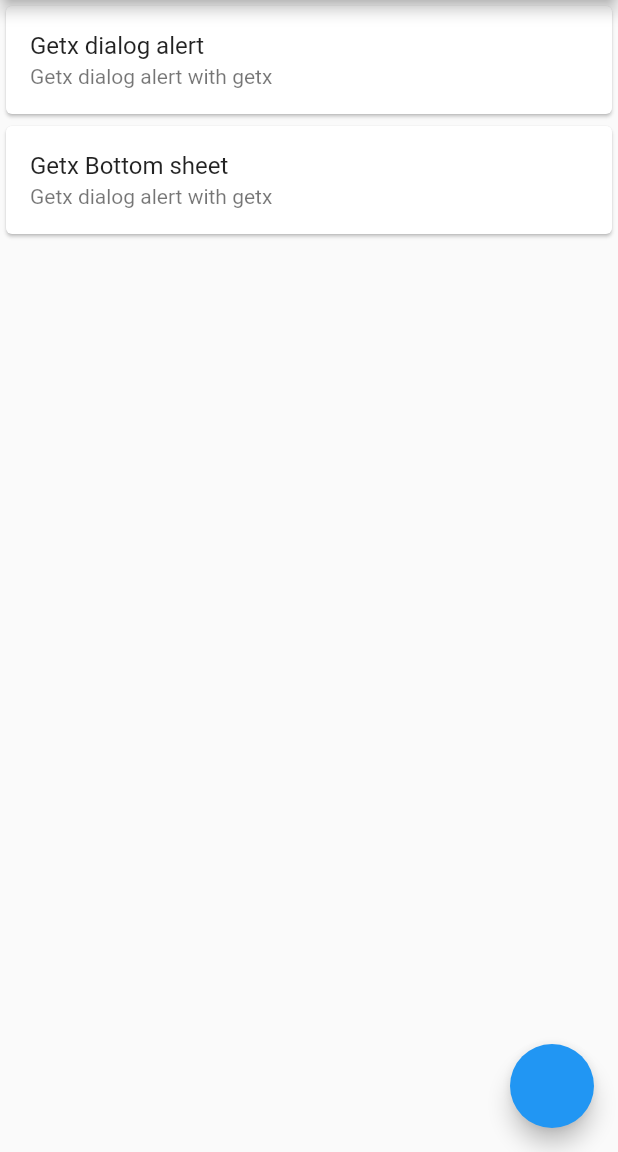
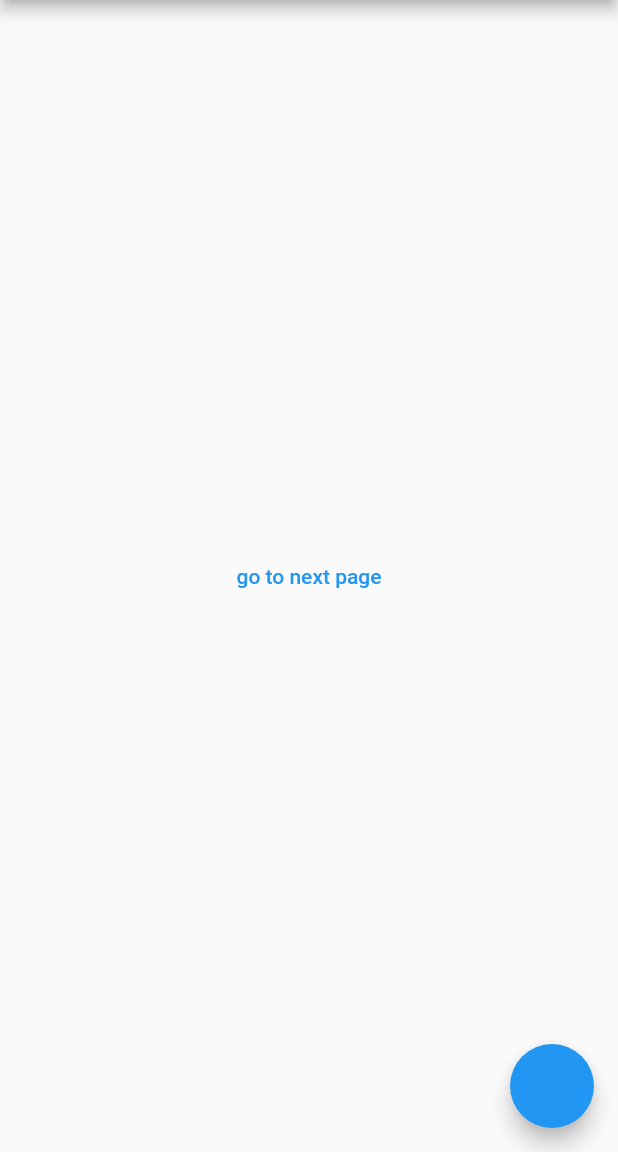
Before and after one commit to zengchanghuan/getx_demo, a Flutter app: the screen it shows after launch, on a phone screen of 412 x 824 dp, the part 84-1236 px from its top. Run offline on Flutter 3.47's test engine with Material 2 defaults, Android fonts, the phone set to English and light mode, and no system bars; our stand-ins replace get.

Commit message:
add getX Routes

```diff
--- a/lib/home_screen.dart
+++ b/lib/home_screen.dart
@@ -1,6 +1,7 @@
 import 'package:flutter/material.dart';
 import 'package:get/route_manager.dart';
 import 'package:get/utils.dart';
+import 'package:getx_demo/screen_one.dart';
 
 class HomeScreen extends StatefulWidget {
   const HomeScreen({super.key});
@@ -16,6 +17,21 @@ class _HomeScreenState extends State<HomeScreen> {
       appBar: AppBar(
         title: const Text('getx demo'),
       ),
+      body: Column(
+        mainAxisAlignment: MainAxisAlignment.center,
+        crossAxisAlignment: CrossAxisAlignment.center,
+        children: [
+          Center(child: TextButton(onPressed: () {
+            // Get.to(const ScreenOne(name: 'tristan',));
+            Get.toNamed('/screenOne',arguments: [
+              'tristan',
+              'May',
+            ]);
+          }, child: const Text('go to next page'))),
+        ],
+      ),
+      //Change Light and Dark zch
+      /*
       body: Column(
         children: [
           Card(
@@ -95,6 +111,7 @@ class _HomeScreenState extends State<HomeScreen> {
           ),
         ],
       ),
+      */
       floatingActionButton: FloatingActionButton(
         onPressed: () {
           /*
--- a/lib/main.dart
+++ b/lib/main.dart
@@ -1,6 +1,8 @@
 import 'package:flutter/material.dart';
 import 'package:get/get.dart';
 import 'package:getx_demo/home_screen.dart';
+import 'package:getx_demo/screen_one.dart';
+import 'package:getx_demo/screen_two.dart';
 
 void main() {
   runApp(const MyApp());
@@ -18,7 +20,12 @@ class MyApp extends StatelessWidget {
         primaryColor: Colors.blue,
         // useMaterial3: true,
       ),
-      home: const HomeScreen(),
+      // home: const HomeScreen(),
+      getPages: [
+        GetPage(name: '/', page: () => const HomeScreen()),
+        GetPage(name: '/screenOne', page: () => ScreenOne()),
+        GetPage(name: '/screenTwo', page: () => const ScreenTwo()),
+      ],
     );
   }
 }
```
Also changed, not shown: lib/screen_one.dart (added, +36 -0 lines), lib/screen_two.dart (added, +32 -0 lines).
